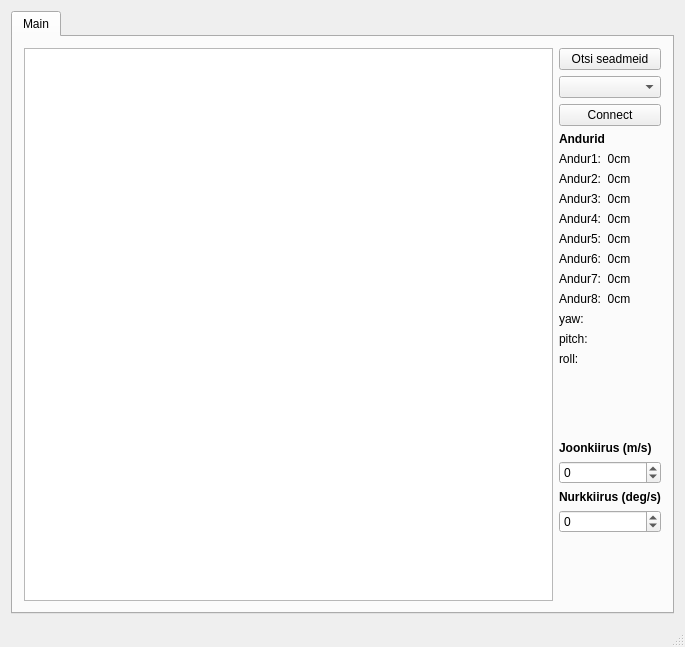
Old version of the form Software/Remote/FollowerRemote/followerui.ui in the repository TalTechRobotiklubi/Follower.
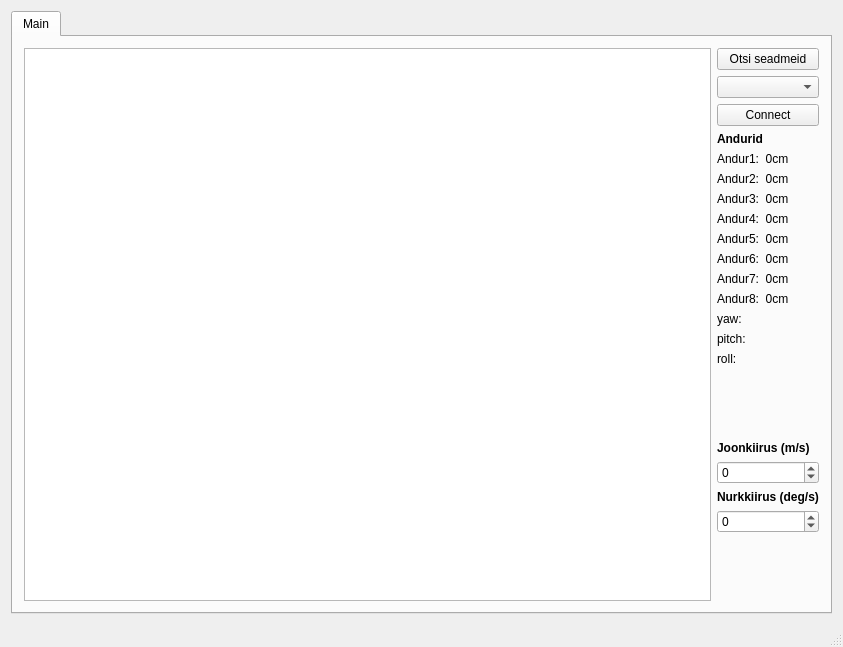
New version of the form.

Commit message:
Resolve #8 - Implement Testing Routine Implements a testing routine into the Configure object and window. Along with new UI elements.
Keyboard commands are toggled off if testing is started,
and the configuration UI is made unusable until testing ends.

Testing can be stopped by the user clicking the "STOP TEST!" button.
Test parameters are added to the log file if the file is written for testing.

Logging now writes the current input translation and rotation speeds along with the other 4 bits of data.

```diff
--- a/Software/Remote/FollowerRemote/followerui.ui
+++ b/Software/Remote/FollowerRemote/followerui.ui
@@ -9,7 +9,7 @@
    <rect>
     <x>0</x>
     <y>0</y>
-    <width>685</width>
+    <width>843</width>
     <height>647</height>
    </rect>
   </property>
```
The commit also changes 4 other files.
